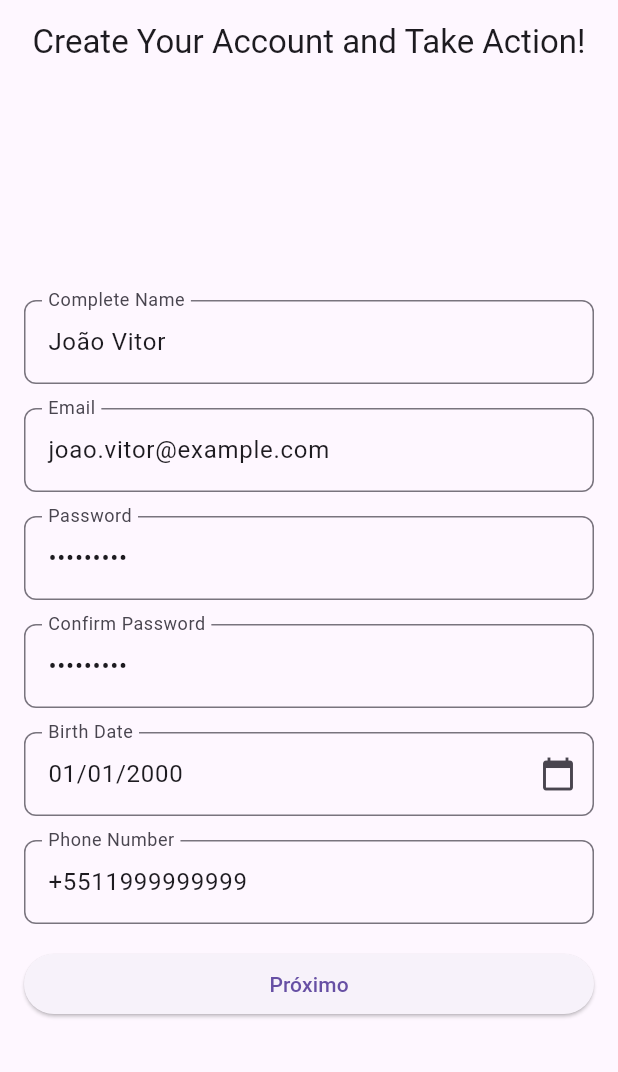
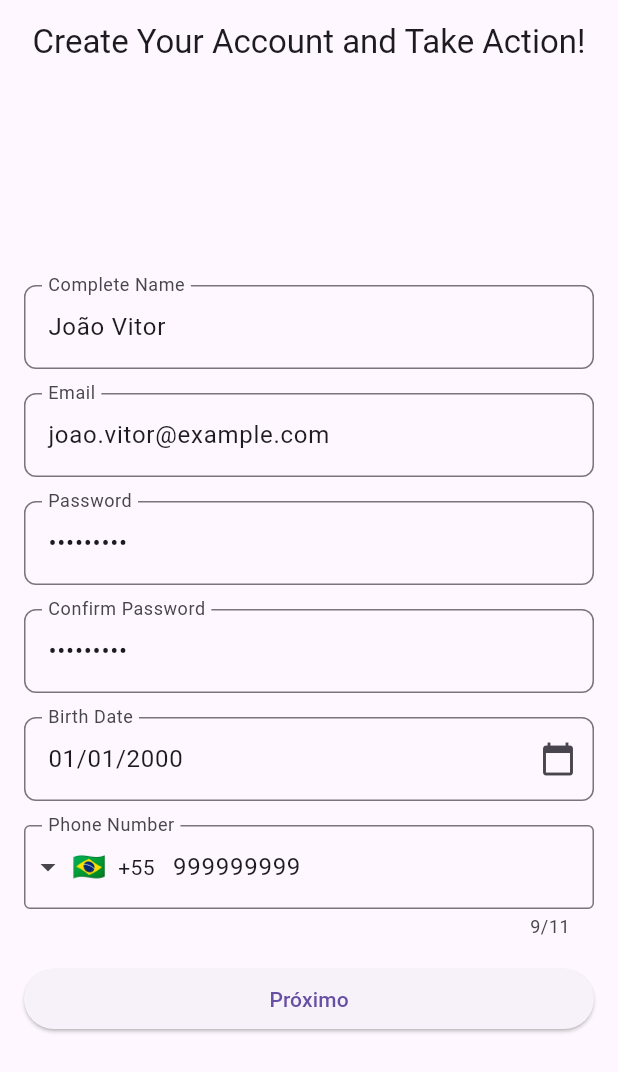
Before and after one commit to joaoconstancio1/genie_luck, a Flutter app: the screen it shows after launch, on a phone screen of 412 x 824 dp. Shown: the top 1072 px of the screen. Run offline on Flutter 3.47's test engine with Material 3 defaults, Android fonts, the phone set to English and light mode, and no system bars; drawn by our look-alikes of intl_phone_field; our stand-ins replace dio, equatable, flutter_bloc, get_it, go_router, result_dart.

Commit message:
Add intl_phone_field dependency and update registration page to use it for phone number input

```diff
--- a/lib/modules/register/presenter/pages/register_page.dart
+++ b/lib/modules/register/presenter/pages/register_page.dart
@@ -1,5 +1,6 @@
 import 'package:flutter/material.dart';
 import 'package:flutter_bloc/flutter_bloc.dart';
+import 'package:intl_phone_field/intl_phone_field.dart'; // Import intl_phone_field
 import 'package:genie_luck/core/design/gl_text_form_field.dart';
 import 'package:genie_luck/core/utils/data_picker.dart';
 import 'package:genie_luck/core/utils/validators.dart';
@@ -50,7 +51,7 @@ class _RegisterPageViewState extends State<RegisterPageView> {
     text: '01/01/2000',
   );
   final TextEditingController _phoneController = TextEditingController(
-    text: '+5511999999999',
+    text: '999999999',
   );
   final TextEditingController _googlePlacesSearchController =
       TextEditingController();
@@ -66,6 +67,7 @@ class _RegisterPageViewState extends State<RegisterPageView> {
   bool _acceptTerms = false;
   bool? _receivePromotions = false;
   DateTime? selectedDate;
+  String _selectedCountryCode = '+55'; // Default country code
 
   @override
   void initState() {
@@ -162,12 +164,24 @@ class _RegisterPageViewState extends State<RegisterPageView> {
                 ),
               ),
               const SizedBox(height: 16),
-              GlTextFormField(
+              IntlPhoneField(
                 controller: _phoneController,
-                keyboardType: TextInputType.phone,
-                labelText: locale.labelPhoneNumber,
-                hintText: locale.hintPhoneNumber,
-                validator: (value) => _validators.validatePhoneNumber(value),
+                decoration: InputDecoration(
+                  labelText: locale.labelPhoneNumber,
+                  hintText: locale.hintPhoneNumber,
+                  border: const OutlineInputBorder(),
+                ),
+                initialCountryCode: 'BR',
+                onChanged: (phone) {
+                  setState(() {
+                    _selectedCountryCode = phone.countryCode;
+                  });
+                },
+                validator:
+                    (phone) => _validators.validatePhoneNumber(phone?.number),
+                autovalidateMode: AutovalidateMode.onUserInteraction,
+                showCountryFlag: true,
+                dropdownIcon: const Icon(Icons.arrow_drop_down),
               ),
               const SizedBox(height: 16),
               ElevatedButton(
@@ -366,13 +380,16 @@ class _RegisterPageViewState extends State<RegisterPageView> {
         );
         return;
       }
+      // Combine country code with phone number
+      final String fullPhoneNumber =
+          '$_selectedCountryCode${_phoneController.text}';
       context.read<RegisterCubit>().registerUser(
         UserModel(
           fullName: _nameController.text,
           email: _emailController.text,
           password: _passwordController.text,
           birthDate: selectedDate,
-          phoneNumber: _phoneController.text,
+          phoneNumber: fullPhoneNumber,
           zipCode: _zipCodeController.text,
           address: _addressController.text,
           addressNumber: _addressNumberController.text,
--- a/pubspec.yaml
+++ b/pubspec.yaml
@@ -23,6 +23,7 @@ dependencies:
   intl: ^0.19.0
   flutter_google_maps_webservices: ^1.1.1
   uuid: ^4.5.1
+  intl_phone_field: ^3.1.0
 
   flutter_localizations:
     sdk: flutter
```
Also changed, not shown: pubspec.lock.
